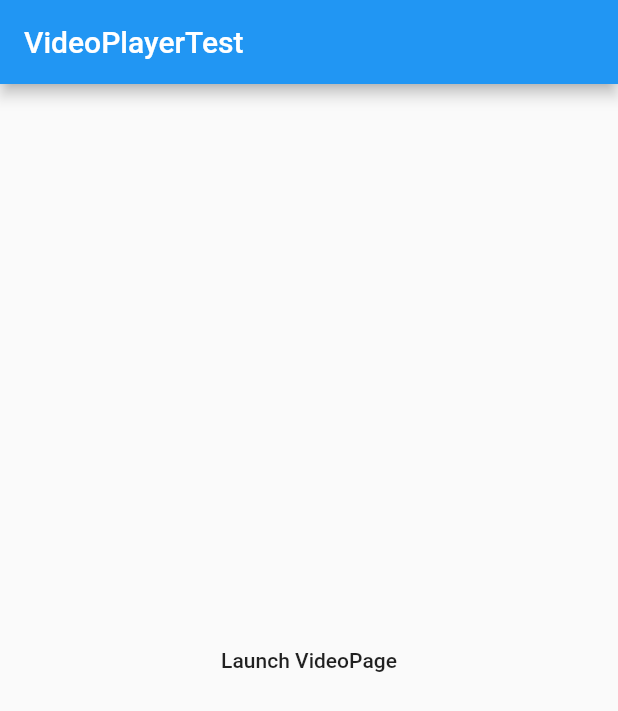
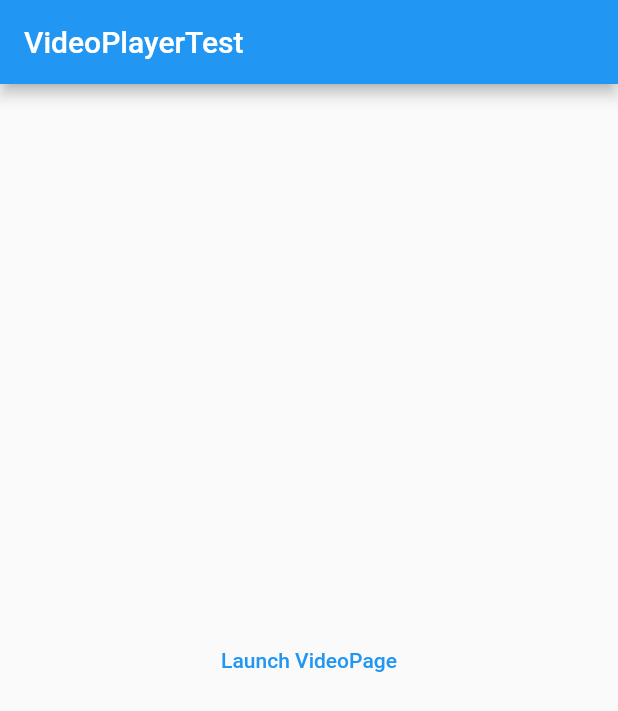
Before and after one commit to Autokaka/refined_video_player, a Flutter app: the screen it shows after launch, on a phone screen of 412 x 824 dp. Shown: the top 711 px of the screen. Run offline on Flutter 3.47's test engine with Material 2 defaults, Android fonts, the light colour scheme and no system bars; missing offline and left inert: auto_orientation, screen, volume_watcher.

Commit message:
feat: replace deprecated widgets

```diff
--- a/example/lib/main.dart
+++ b/example/lib/main.dart
@@ -23,7 +23,7 @@ class FirstPage extends StatelessWidget {
         title: Text("VideoPlayerTest"),
       ),
       body: Center(
-        child: FlatButton(
+        child: TextButton(
           onPressed: () => Navigator.push(
             context,
             MaterialPageRoute(
--- a/lib/src/view/video_player.dart
+++ b/lib/src/view/video_player.dart
@@ -511,7 +511,7 @@ class _RefinedVideoPlayerState extends State<RefinedVideoPlayer>
           return ValueListenableBuilder<RVPState>(
             valueListenable: widget.controller.state,
             builder: (context, state, child) {
-              return FlatButton(
+              return TextButton(
                 child: widget.uiModifier.bottom.loadingWidget ??
                     Text(
                       isFullScreen && state == RVPState.BUFFERING
@@ -536,8 +536,7 @@ class _RefinedVideoPlayerState extends State<RefinedVideoPlayer>
 
     Widget buildSpeedButton(bool isFullScreen) {
       if (!isFullScreen) return Container();
-      return FlatButton(
-        padding: EdgeInsets.zero,
+      return TextButton(
         child: Text(
           widget.uiModifier.bottom.speedText,
           style: widget.uiModifier.bottom.speedTextStyle,
--- a/pubspec.yaml
+++ b/pubspec.yaml
@@ -1,8 +1,8 @@
 name: refined_video_player
 description: A better, highly customizable, user-friendly video player using PlatformView + SurfaceView on Android to fix https://github.com/flutter/flutter/issues/44793. IOS not implemented yet.
 version: 0.0.1
-author:
-homepage:
+author: Autokaka
+homepage: https://github.com/Autokaka/refined_video_player
 
 environment:
   sdk: ">=2.7.0 <3.0.0"
```
Also changed, not shown: example/pubspec.lock, pubspec.lock.
